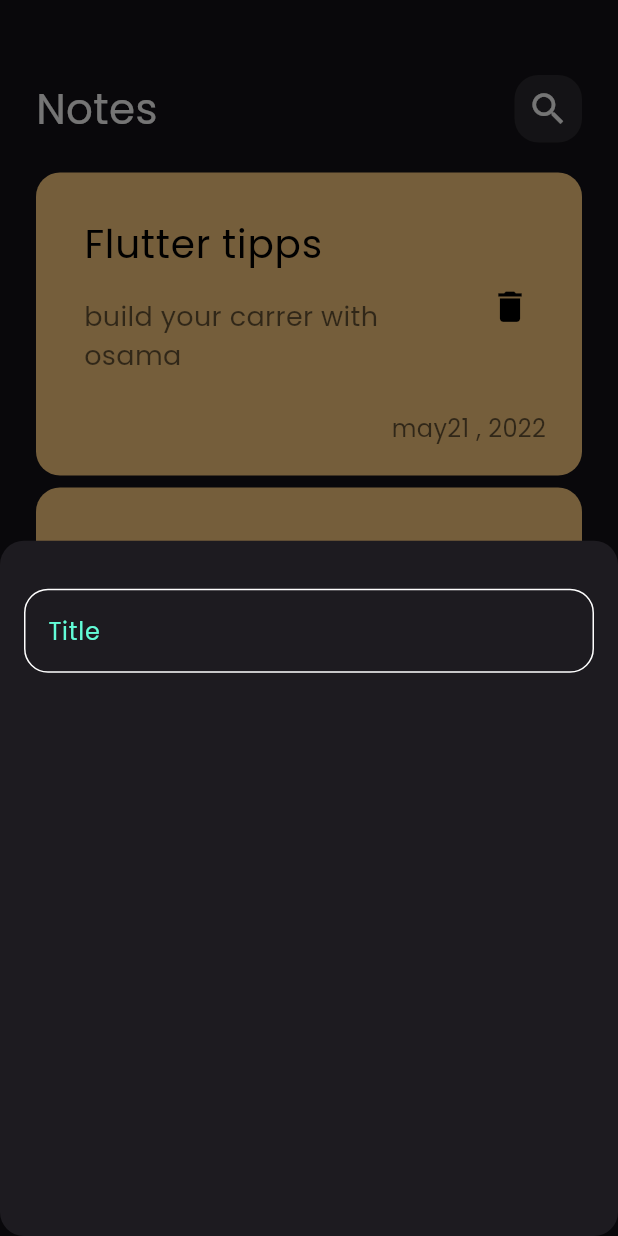
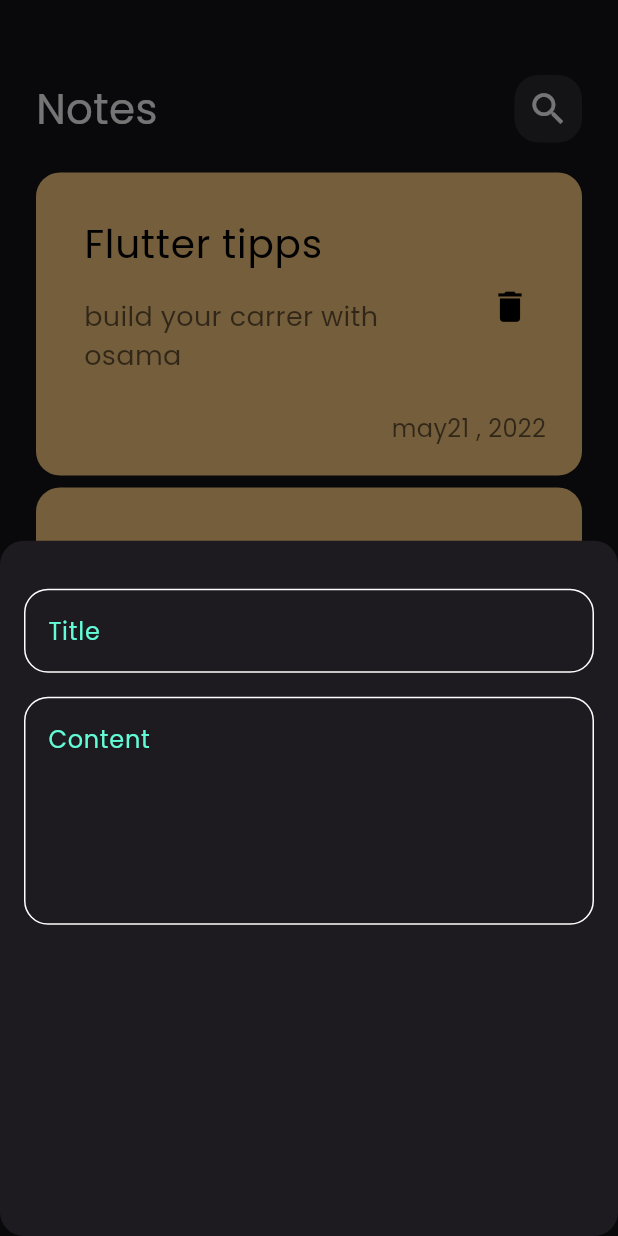
Before and after one commit to osama9994/notes_app, a Flutter app: the screen it shows after launch, after a tap on the "add" icon, on a phone screen of 412 x 824 dp. Run offline on Flutter 3.47's test engine with Material 3 defaults, Android fonts, the phone set to English and light mode, and no system bars.

Commit message:
add fields to notes bottom sheet

```diff
--- a/notes_app/lib/widgets/add_note_bottom_sheet.dart
+++ b/notes_app/lib/widgets/add_note_bottom_sheet.dart
@@ -11,8 +11,9 @@ class AddNoteBottomSheet extends StatelessWidget {
       child: Column(
         children: [
           SizedBox(height: 32),
-          CutomTextField(),
-
+          CutomTextField(hint: "Title",),
+          SizedBox(height:16 ),
+           CutomTextField(hint: "Content",maxLines: 5,),
         ],
       ),
     );
--- a/notes_app/lib/widgets/cutom_text_field.dart
+++ b/notes_app/lib/widgets/cutom_text_field.dart
@@ -2,14 +2,16 @@ import 'package:flutter/material.dart';
 import 'package:notes_app/constants.dart';
 
 class CutomTextField extends StatelessWidget {
-  const CutomTextField({super.key});
-
+  const CutomTextField({super.key, required this.hint,  this.maxLines=1});
+final String hint;
+final int maxLines;
   @override
   Widget build(BuildContext context) {
     return TextField(
       cursorColor:KPrimaryColor ,
+      maxLines: maxLines,
       decoration:InputDecoration(
-        hintText: "Title",hintStyle: TextStyle(color: KPrimaryColor),
+        hintText: hint,hintStyle: TextStyle(color: KPrimaryColor),
         border: buildborder(),
         enabledBorder: buildborder(),
         focusedBorder: buildborder(color: KPrimaryColor)
```
